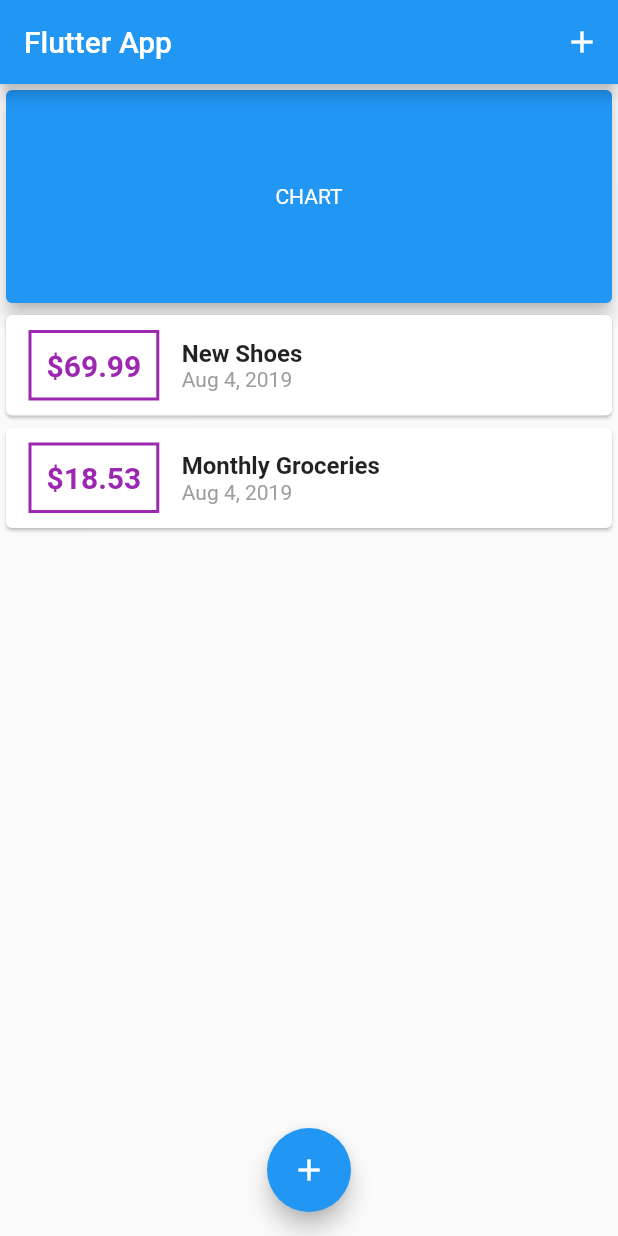
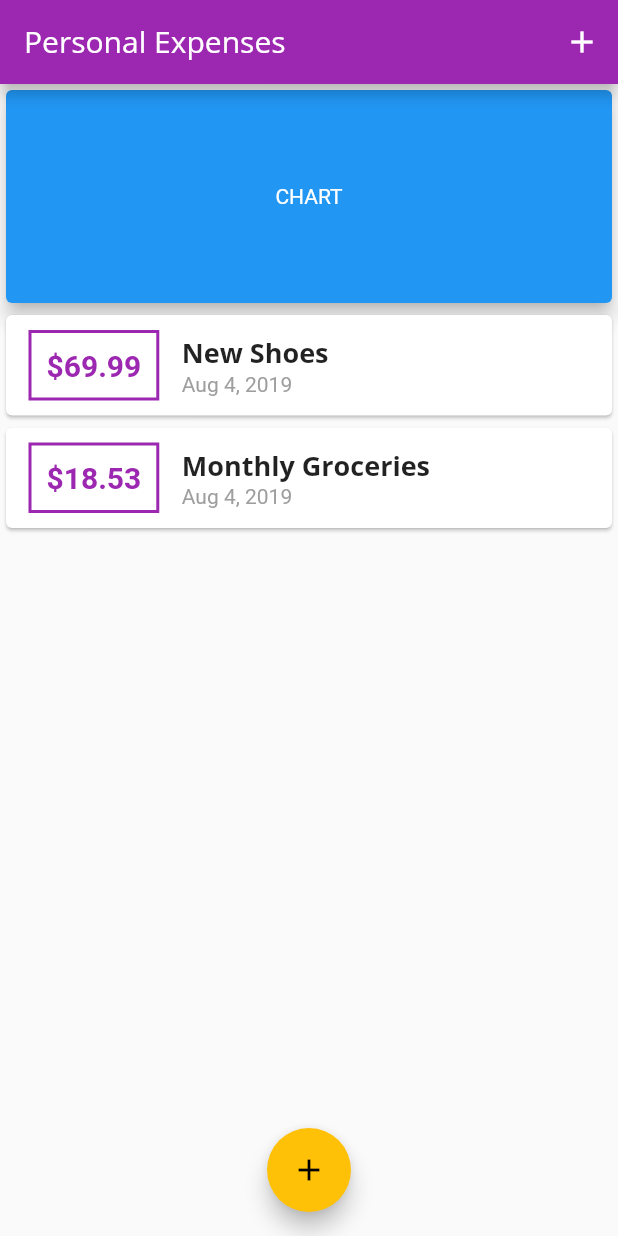
Before and after one commit to Zureka/udemy-flutter-course, a Flutter app: the screen it shows after launch, on a phone screen of 412 x 824 dp. Run offline on Flutter 3.47's test engine with Material 2 defaults, Android fonts, the phone set to English and light mode, and no system bars.

Commit message:
Added theme and 'no data' state

```diff
--- a/expense_tracker/lib/main.dart
+++ b/expense_tracker/lib/main.dart
@@ -10,7 +10,27 @@ class MyApp extends StatelessWidget {
   @override
   Widget build(BuildContext context) {
     return MaterialApp(
-      title: 'Flutter App',
+      title: 'Personal Expenses',
+      theme: ThemeData(
+        primarySwatch: Colors.purple,
+        accentColor: Colors.amber,
+        fontFamily: 'Quicksand',
+        textTheme: ThemeData.light().textTheme.copyWith(
+              title: TextStyle(
+                fontFamily: 'OpenSans',
+                fontWeight: FontWeight.bold,
+                fontSize: 18,
+              ),
+            ),
+        appBarTheme: AppBarTheme(
+          textTheme: ThemeData.light().textTheme.copyWith(
+                title: TextStyle(
+                  fontFamily: 'OpenSans',
+                  fontSize: 20,
+                ),
+              ),
+        ),
+      ),
       home: MyHomePage(),
     );
   }
@@ -63,7 +83,12 @@ class _MyHomePageState extends State<MyHomePage> {
   Widget build(BuildContext context) {
     return Scaffold(
       appBar: AppBar(
-        title: Text('Flutter App'),
+        title: Text(
+          'Personal Expenses',
+          style: TextStyle(
+            fontFamily: 'OpenSans',
+          ),
+        ),
         actions: <Widget>[
           IconButton(
             icon: Icon(Icons.add),
@@ -72,7 +97,7 @@ class _MyHomePageState extends State<MyHomePage> {
         ],
       ),
       body: Column(
-        crossAxisAlignment: CrossAxisAlignment.start,
+        crossAxisAlignment: CrossAxisAlignment.stretch,
         children: <Widget>[
           Container(
             width: double.infinity,
--- a/expense_tracker/lib/widgets/transaction_list.dart
+++ b/expense_tracker/lib/widgets/transaction_list.dart
@@ -12,10 +12,29 @@ class TransactionList extends StatelessWidget {
   Widget build(BuildContext context) {
     return Container(
       height: 300,
-      child: ListView.builder(
-        itemCount: transactions.length,
-        itemBuilder: _buildTransactionItem,
-      ),
+      child: transactions.isEmpty
+          ? Column(
+              children: <Widget>[
+                Text(
+                  'No transactions added yet!',
+                  style: Theme.of(context).textTheme.title,
+                ),
+                SizedBox(
+                  height: 20,
+                ),
+                Container(
+                  height: 200,
+                  child: Image.asset(
+                    'assets/images/waiting.png',
+                    fit: BoxFit.cover,
+                  ),
+                ),
+              ],
+            )
+          : ListView.builder(
+              itemCount: transactions.length,
+              itemBuilder: _buildTransactionItem,
+            ),
     );
   }
 
@@ -32,7 +51,7 @@ class TransactionList extends StatelessWidget {
             ),
             decoration: BoxDecoration(
               border: Border.all(
-                color: Colors.purple,
+                color: Theme.of(context).primaryColor,
                 width: 2,
               ),
             ),
@@ -42,7 +61,7 @@ class TransactionList extends StatelessWidget {
               style: TextStyle(
                 fontWeight: FontWeight.bold,
                 fontSize: 20,
-                color: Colors.purple,
+                color: Theme.of(context).primaryColor,
               ),
             ),
           ),
@@ -51,10 +70,7 @@ class TransactionList extends StatelessWidget {
             children: <Widget>[
               Text(
                 tx.title,
-                style: TextStyle(
-                  fontSize: 16,
-                  fontWeight: FontWeight.bold,
-                ),
+                style: Theme.of(context).textTheme.title,
               ),
               Text(
                 DateFormat.yMMMd().format(tx.date),
```
